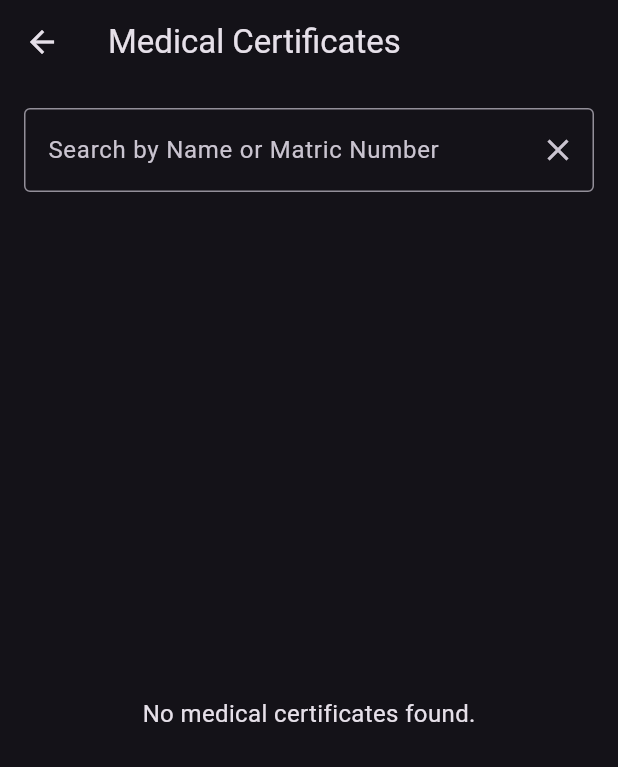
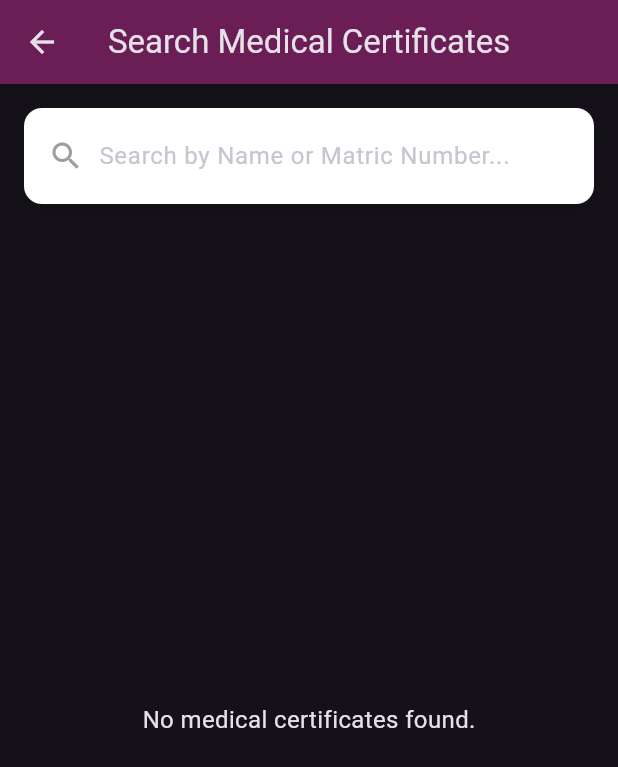
Before and after one commit to aqiibrahim/mcfy1, a Flutter app: the SearchMCPage screen opened directly, on a phone screen of 412 x 824 dp. Shown: the top 767 px of the screen. Run offline on Flutter 3.47's test engine with Material 3 defaults, Android fonts, the phone set to English and light mode, and no system bars; our stand-ins replace cloud_firestore, firebase_auth, firebase_core, firebase_storage, image_picker, numberpicker and 3 more; missing offline and left inert: barcode, encrypt, flutter_pdfview, mobile_scanner; accounts and stored records are empty.

Commit message:
8th commit

```diff
--- a/lib/pages/admin_user_list.dart
+++ b/lib/pages/admin_user_list.dart
@@ -113,7 +113,7 @@ class _AdminUserListState extends State<AdminUserList> {
                         title: Text(
                           'Username: $username',
                           style: const TextStyle(
-                            color: Color(0xFF6A1E55),
+                            color: Color.fromARGB(255, 255, 255, 255),
                             fontWeight: FontWeight.bold,
                           ),
                         ),
--- a/lib/pages/qr_details_page.dart
+++ b/lib/pages/qr_details_page.dart
@@ -180,7 +180,7 @@ class _QRDetailsPageState extends State<QRDetailsPage> {
       {'label': 'Kulliyyah', 'value': widget.mcData['department'] ?? 'Unknown'},
       {'label': 'Disease', 'value': widget.mcData['disease'] ?? 'Unknown'},
       {'label': 'Stay-Off Days', 'value': widget.mcData['stayOffDays'] ?? 'Unknown'},
-      {'label': 'Effective From', 'value': widget.mcData['effectiveFrom'] ?? 'Unknown'},
+      {'label': 'Effective From', 'value': widget.mcData['effectingFrom'] ?? 'Unknown'},
       {'label': 'Until', 'value': widget.mcData['until'] ?? 'Unknown'},
       {'label': 'Issued By', 'value': issuedBy},
     ];
--- a/lib/pages/search_mc.dart
+++ b/lib/pages/search_mc.dart
@@ -17,10 +17,10 @@ class _SearchMCPageState extends State<SearchMCPage> {
   @override
   void initState() {
     super.initState();
+    fetchAllMCs();
     searchController.addListener(() {
       searchMC(searchController.text.trim());
     });
-    fetchAllMCs();
   }
 
   @override
@@ -55,7 +55,7 @@ class _SearchMCPageState extends State<SearchMCPage> {
     });
   }
 
-  // Search Firestore for matching MC records
+  // Real-time search Firestore for matching MC records
   Future<void> searchMC(String query) async {
     if (query.isEmpty) {
       fetchAllMCs();
@@ -67,24 +67,24 @@ class _SearchMCPageState extends State<SearchMCPage> {
     });
 
     try {
-      // Query Firestore collection for name or matric number
-      final querySnapshot = await FirebaseFirestore.instance
+      final nameQuerySnapshot = await FirebaseFirestore.instance
           .collection('medical_certificates')
           .where('name', isGreaterThanOrEqualTo: query)
-          .where('name', isLessThanOrEqualTo: query + '\uf8ff')
+          .where('name', isLessThan: query + '\uf8ff')
           .get();
 
-      // Fallback to search by matric number if no name matches
-      if (querySnapshot.docs.isEmpty) {
       final matricQuerySnapshot = await FirebaseFirestore.instance
           .collection('medical_certificates')
           .where('matricNumber', isGreaterThanOrEqualTo: query)
-            .where('matricNumber', isLessThanOrEqualTo: query + '\uf8ff')
+          .where('matricNumber', isLessThan: query + '\uf8ff')
           .get();
-        searchResults = matricQuerySnapshot.docs;
-      } else {
-        searchResults = querySnapshot.docs;
-      }
+
+      setState(() {
+        searchResults = [
+          ...nameQuerySnapshot.docs,
+          ...matricQuerySnapshot.docs,
+        ];
+      });
     } catch (e) {
       ScaffoldMessenger.of(context).showSnackBar(
         SnackBar(content: Text('Error: $e')),
@@ -113,35 +113,60 @@ class _SearchMCPageState extends State<SearchMCPage> {
   Widget build(BuildContext context) {
     return Scaffold(
       appBar: AppBar(
-        title: const Text('Medical Certificates'),
+        title: const Text('Search Medical Certificates'),
+        backgroundColor: const Color(0xFF6A1E55),
       ),
       body: Padding(
         padding: const EdgeInsets.all(16.0),
         child: Column(
           children: [
-            // Search bar
-            TextField(
+            // Enhanced Search Bar
+            Container(
+              padding: const EdgeInsets.symmetric(horizontal: 16, vertical: 8),
+              decoration: BoxDecoration(
+                color: Colors.white,
+                borderRadius: BorderRadius.circular(12),
+                boxShadow: [
+                  BoxShadow(
+                    color: Colors.black.withOpacity(0.1),
+                    blurRadius: 8,
+                    offset: const Offset(0, 4),
+                  ),
+                ],
+              ),
+              child: Row(
+                children: [
+                  const Icon(Icons.search, color: Colors.grey),
+                  const SizedBox(width: 10),
+                  Expanded(
+                    child: TextField(
                       controller: searchController,
-              decoration: InputDecoration(
-                labelText: 'Search by Name or Matric Number',
-                border: OutlineInputBorder(),
-                suffixIcon: IconButton(
-                  icon: const Icon(Icons.clear),
-                  onPressed: () {
+                      decoration: const InputDecoration(
+                        hintText: 'Search by Name or Matric Number...',
+                        border: InputBorder.none,
+                      ),
+                    ),
+                  ),
+                  if (searchController.text.isNotEmpty)
+                    GestureDetector(
+                      onTap: () {
                         searchController.clear();
+                        fetchAllMCs();
                       },
+                      child: const Icon(Icons.clear, color: Colors.grey),
                     ),
+                ],
               ),
             ),
             const SizedBox(height: 16),
 
-            // Loading indicator while fetching data
+            // Loading indicator
             if (isLoading)
               const Center(
                 child: CircularProgressIndicator(),
               ),
 
-            // List of all or search results
+            // Search Results
             if (!isLoading && searchResults.isNotEmpty)
               Expanded(
                 child: ListView.builder(
@@ -153,17 +178,28 @@ class _SearchMCPageState extends State<SearchMCPage> {
                     final serialNumber = result['serialNumber']; // Assuming Firestore has 'serialNumber'
                     final mcData = result.data() as Map<String, dynamic>;
 
-                    return ListTile(
-                      title: Text(name),
+                    return Card(
+                      margin: const EdgeInsets.symmetric(vertical: 8),
+                      shape: RoundedRectangleBorder(
+                        borderRadius: BorderRadius.circular(12),
+                      ),
+                      elevation: 4,
+                      child: ListTile(
+                        contentPadding: const EdgeInsets.all(16),
+                        title: Text(
+                          name,
+                          style: const TextStyle(fontWeight: FontWeight.bold),
+                        ),
                         subtitle: Text('Matric Number: $matricNumber'),
                         trailing: const Icon(Icons.arrow_forward),
-                      onTap: () => navigateToQRDetails(serialNumber, mcData), // Navigate to QRDetailsPage
+                        onTap: () => navigateToQRDetails(serialNumber, mcData),
+                      ),
                     );
                   },
                 ),
               ),
 
-            // Message when no results are found
+            // No results message
             if (!isLoading && searchResults.isEmpty)
               const Expanded(
                 child: Center(
```
Lines whose indentation alone changed are shown as unchanged.
